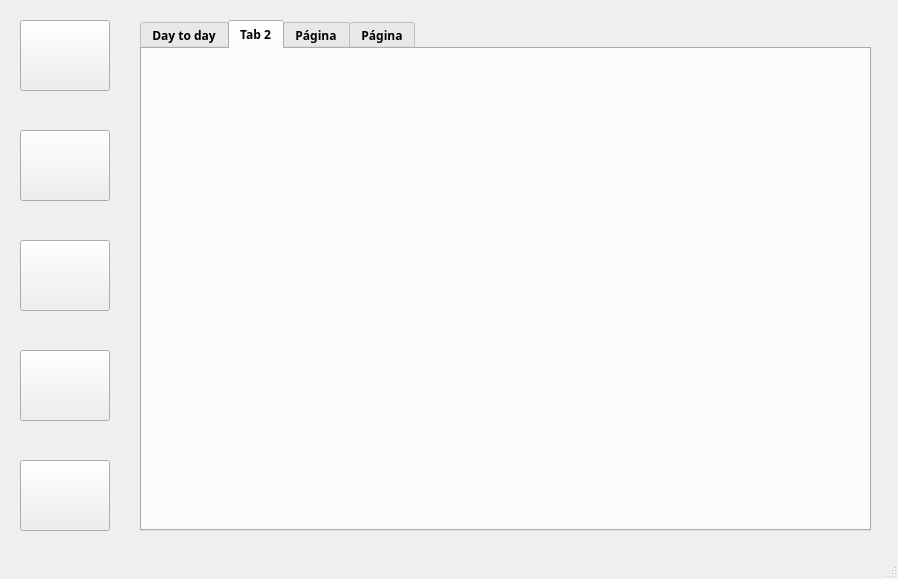
This is MainWindow.ui in michelnovellino/python-library-system as Qt 5 draws it before an edit. The edited form follows.
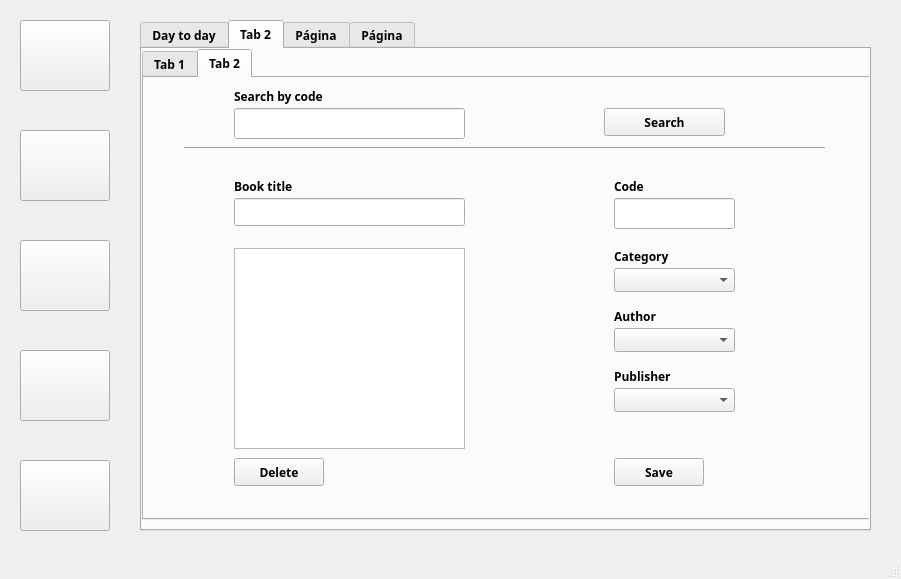
This is the edited form. The open tabs and pages were chosen to show the change. Icons and pictures are not drawn.

Commit message: book page, edit, delete and save book

```diff
--- a/MainWindow.ui
+++ b/MainWindow.ui
@@ -6,7 +6,7 @@
    <rect>
     <x>0</x>
     <y>0</y>
-    <width>898</width>
+    <width>901</width>
     <height>579</height>
    </rect>
   </property>
@@ -346,6 +346,429 @@
      <attribute name="title">
       <string>Tab 2</string>
      </attribute>
+     <widget class="QTabWidget" name="tabWidget_2">
+      <property name="geometry">
+       <rect>
+        <x>0</x>
+        <y>0</y>
+        <width>731</width>
+        <height>471</height>
+       </rect>
+      </property>
+      <property name="currentIndex">
+       <number>1</number>
+      </property>
+      <widget class="QWidget" name="tab_3">
+       <attribute name="title">
+        <string>Tab 1</string>
+       </attribute>
+       <widget class="QComboBox" name="comboBox_4">
+        <property name="geometry">
+         <rect>
+          <x>460</x>
+          <y>250</y>
+          <width>121</width>
+          <height>24</height>
+         </rect>
+        </property>
+       </widget>
+       <widget class="QLabel" name="label_6">
+        <property name="geometry">
+         <rect>
+          <x>460</x>
+          <y>170</y>
+          <width>58</width>
+          <height>16</height>
+         </rect>
+        </property>
+        <property name="text">
+         <string>Category</string>
+        </property>
+       </widget>
+       <widget class="QComboBox" name="comboBox_5">
+        <property name="geometry">
+         <rect>
+          <x>460</x>
+          <y>310</y>
+          <width>121</width>
+          <height>24</height>
+         </rect>
+        </property>
+       </widget>
+       <widget class="QLineEdit" name="lineEdit_2">
+        <property name="geometry">
+         <rect>
+          <x>80</x>
+          <y>120</y>
+          <width>231</width>
+          <height>28</height>
+         </rect>
+        </property>
+       </widget>
+       <widget class="QPlainTextEdit" name="plainTextEdit">
+        <property name="geometry">
+         <rect>
+          <x>80</x>
+          <y>170</y>
+          <width>231</width>
+          <height>201</height>
+         </rect>
+        </property>
+       </widget>
+       <widget class="QLineEdit" name="lineEdit_3">
+        <property name="geometry">
+         <rect>
+          <x>460</x>
+          <y>120</y>
+          <width>121</width>
+          <height>31</height>
+         </rect>
+        </property>
+       </widget>
+       <widget class="QLabel" name="label_5">
+        <property name="geometry">
+         <rect>
+          <x>460</x>
+          <y>100</y>
+          <width>58</width>
+          <height>16</height>
+         </rect>
+        </property>
+        <property name="text">
+         <string>Code</string>
+        </property>
+       </widget>
+       <widget class="QLabel" name="label_4">
+        <property name="geometry">
+         <rect>
+          <x>80</x>
+          <y>100</y>
+          <width>58</width>
+          <height>16</height>
+         </rect>
+        </property>
+        <property name="text">
+         <string>Book title</string>
+        </property>
+       </widget>
+       <widget class="QLabel" name="label_8">
+        <property name="geometry">
+         <rect>
+          <x>460</x>
+          <y>290</y>
+          <width>58</width>
+          <height>16</height>
+         </rect>
+        </property>
+        <property name="text">
+         <string>Publisher</string>
+        </property>
+       </widget>
+       <widget class="QLabel" name="label_7">
+        <property name="geometry">
+         <rect>
+          <x>460</x>
+          <y>200</y>
+          <width>58</width>
+          <height>16</height>
+         </rect>
+        </property>
+        <property name="text">
+         <string>Author</string>
+        </property>
+       </widget>
+       <widget class="QComboBox" name="comboBox_3">
+        <property name="geometry">
+         <rect>
+          <x>460</x>
+          <y>190</y>
+          <width>121</width>
+          <height>24</height>
+         </rect>
+        </property>
+       </widget>
+       <widget class="QPushButton" name="pushButton_9">
+        <property name="geometry">
+         <rect>
+          <x>460</x>
+          <y>380</y>
+          <width>90</width>
+          <height>28</height>
+         </rect>
+        </property>
+        <property name="text">
+         <string>Save</string>
+        </property>
+       </widget>
+       <widget class="QPushButton" name="pushButton_10">
+        <property name="geometry">
+         <rect>
+          <x>450</x>
+          <y>30</y>
+          <width>121</width>
+          <height>28</height>
+         </rect>
+        </property>
+        <property name="text">
+         <string>Search</string>
+        </property>
+       </widget>
+       <widget class="QLineEdit" name="lineEdit_9">
+        <property name="geometry">
+         <rect>
+          <x>80</x>
+          <y>30</y>
+          <width>231</width>
+          <height>31</height>
+         </rect>
+        </property>
+       </widget>
+       <widget class="Line" name="line">
+        <property name="geometry">
+         <rect>
+          <x>30</x>
+          <y>60</y>
+          <width>641</width>
+          <height>20</height>
+         </rect>
+        </property>
+        <property name="orientation">
+         <enum>Qt::Horizontal</enum>
+        </property>
+       </widget>
+       <widget class="QLabel" name="label_21">
+        <property name="geometry">
+         <rect>
+          <x>80</x>
+          <y>10</y>
+          <width>101</width>
+          <height>16</height>
+         </rect>
+        </property>
+        <property name="text">
+         <string>Search by code</string>
+        </property>
+       </widget>
+       <widget class="QLabel" name="label_22">
+        <property name="geometry">
+         <rect>
+          <x>460</x>
+          <y>230</y>
+          <width>58</width>
+          <height>16</height>
+         </rect>
+        </property>
+        <property name="text">
+         <string>Author</string>
+        </property>
+       </widget>
+      </widget>
+      <widget class="QWidget" name="tab_4">
+       <attribute name="title">
+        <string>Tab 2</string>
+       </attribute>
+       <widget class="QComboBox" name="comboBox_16">
+        <property name="geometry">
+         <rect>
+          <x>470</x>
+          <y>310</y>
+          <width>121</width>
+          <height>24</height>
+         </rect>
+        </property>
+       </widget>
+       <widget class="QLineEdit" name="lineEdit_13">
+        <property name="geometry">
+         <rect>
+          <x>470</x>
+          <y>120</y>
+          <width>121</width>
+          <height>31</height>
+         </rect>
+        </property>
+       </widget>
+       <widget class="QLabel" name="label_32">
+        <property name="geometry">
+         <rect>
+          <x>470</x>
+          <y>100</y>
+          <width>58</width>
+          <height>16</height>
+         </rect>
+        </property>
+        <property name="text">
+         <string>Code</string>
+        </property>
+       </widget>
+       <widget class="Line" name="line_3">
+        <property name="geometry">
+         <rect>
+          <x>40</x>
+          <y>60</y>
+          <width>641</width>
+          <height>20</height>
+         </rect>
+        </property>
+        <property name="orientation">
+         <enum>Qt::Horizontal</enum>
+        </property>
+       </widget>
+       <widget class="QLabel" name="label_29">
+        <property name="geometry">
+         <rect>
+          <x>90</x>
+          <y>10</y>
+          <width>101</width>
+          <height>16</height>
+         </rect>
+        </property>
+        <property name="text">
+         <string>Search by code</string>
+        </property>
+       </widget>
+       <widget class="QComboBox" name="comboBox_14">
+        <property name="geometry">
+         <rect>
+          <x>470</x>
+          <y>190</y>
+          <width>121</width>
+          <height>24</height>
+         </rect>
+        </property>
+       </widget>
+       <widget class="QLineEdit" name="lineEdit_12">
+        <property name="geometry">
+         <rect>
+          <x>90</x>
+          <y>30</y>
+          <width>231</width>
+          <height>31</height>
+         </rect>
+        </property>
+       </widget>
+       <widget class="QLabel" name="label_31">
+        <property name="geometry">
+         <rect>
+          <x>470</x>
+          <y>170</y>
+          <width>58</width>
+          <height>16</height>
+         </rect>
+        </property>
+        <property name="text">
+         <string>Category</string>
+        </property>
+       </widget>
+       <widget class="QPlainTextEdit" name="plainTextEdit_4">
+        <property name="geometry">
+         <rect>
+          <x>90</x>
+          <y>170</y>
+          <width>231</width>
+          <height>201</height>
+         </rect>
+        </property>
+       </widget>
+       <widget class="QComboBox" name="comboBox_15">
+        <property name="geometry">
+         <rect>
+          <x>470</x>
+          <y>250</y>
+          <width>121</width>
+          <height>24</height>
+         </rect>
+        </property>
+       </widget>
+       <widget class="QPushButton" name="pushButton_13">
+        <property name="geometry">
+         <rect>
+          <x>460</x>
+          <y>30</y>
+          <width>121</width>
+          <height>28</height>
+         </rect>
+        </property>
+        <property name="text">
+         <string>Search</string>
+        </property>
+       </widget>
+       <widget class="QLineEdit" name="lineEdit_11">
+        <property name="geometry">
+         <rect>
+          <x>90</x>
+          <y>120</y>
+          <width>231</width>
+          <height>28</height>
+         </rect>
+        </property>
+       </widget>
+       <widget class="QLabel" name="label_28">
+        <property name="geometry">
+         <rect>
+          <x>470</x>
+          <y>290</y>
+          <width>58</width>
+          <height>16</height>
+         </rect>
+        </property>
+        <property name="text">
+         <string>Publisher</string>
+        </property>
+       </widget>
+       <widget class="QLabel" name="label_30">
+        <property name="geometry">
+         <rect>
+          <x>90</x>
+          <y>100</y>
+          <width>58</width>
+          <height>16</height>
+         </rect>
+        </property>
+        <property name="text">
+         <string>Book title</string>
+        </property>
+       </widget>
+       <widget class="QPushButton" name="pushButton_14">
+        <property name="geometry">
+         <rect>
+          <x>470</x>
+          <y>380</y>
+          <width>90</width>
+          <height>28</height>
+         </rect>
+        </property>
+        <property name="text">
+         <string>Save</string>
+        </property>
+       </widget>
+       <widget class="QLabel" name="label_27">
+        <property name="geometry">
+         <rect>
+          <x>470</x>
+          <y>230</y>
+          <width>58</width>
+          <height>16</height>
+         </rect>
+        </property>
+        <property name="text">
+         <string>Author</string>
+        </property>
+       </widget>
+       <widget class="QPushButton" name="pushButton_15">
+        <property name="geometry">
+         <rect>
+          <x>90</x>
+          <y>380</y>
+          <width>90</width>
+          <height>28</height>
+         </rect>
+        </property>
+        <property name="text">
+         <string>Delete</string>
+        </property>
+       </widget>
+      </widget>
+     </widget>
     </widget>
     <widget class="QWidget" name="tab_5">
      <attribute name="title">
```
Left out of the diff: 6 changed lines with no effect on the pictures.
